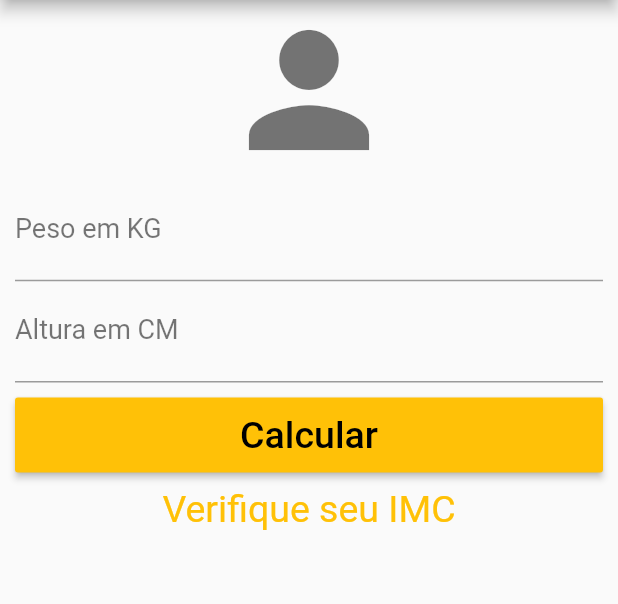
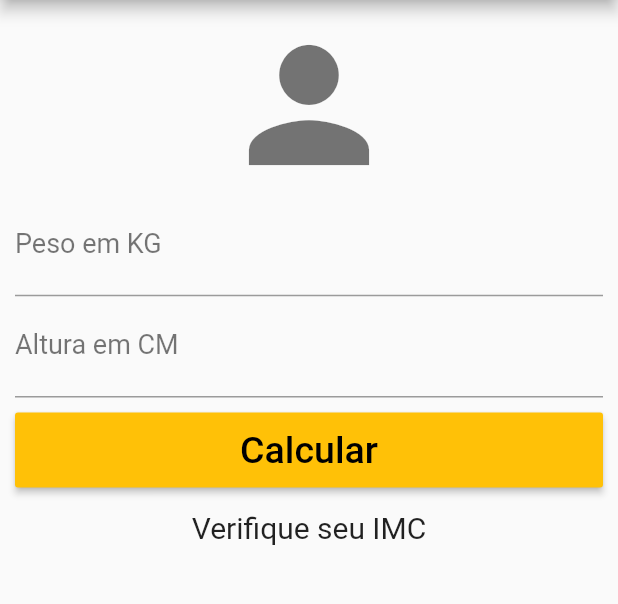
Before and after one commit to ErisvaldoCorreia/calculadora_imc, a Flutter app: the screen it shows after launch, on a phone screen of 412 x 824 dp, the part 84-688 px from its top. Run offline on Flutter 3.47's test engine with Material 2 defaults, Android fonts, the phone set to English and light mode, and no system bars.

Commit message:
Separando Home e Ajustes Visuais

```diff
--- /dev/null
+++ b/lib/home.dart
@@ -0,0 +1,68 @@
+import 'package:flutter/material.dart';
+
+class HomePage extends StatefulWidget {
+  @override
+  _HomePageState createState() => _HomePageState();
+}
+
+class _HomePageState extends State<HomePage> {
+  TextEditingController pesoController = TextEditingController();
+  TextEditingController alturaController = TextEditingController();
+
+  @override
+  Widget build(BuildContext context) {
+    return SingleChildScrollView(
+      padding: EdgeInsets.only(left: 10.0, right: 10.0),
+      child: Column(
+        crossAxisAlignment: CrossAxisAlignment.stretch,
+        children: <Widget>[
+          Padding(
+            padding: EdgeInsets.only(top: 10.0),
+            child: Icon(
+              Icons.person,
+              size: 120,
+              color: Colors.black54,
+            ),
+          ),
+          TextField(
+            keyboardType: TextInputType.number,
+            decoration: InputDecoration(
+                labelText: "Peso em KG",
+                labelStyle: TextStyle(color: Colors.black54, fontSize: 18)),
+            textAlign: TextAlign.center,
+            style: TextStyle(color: Colors.black, fontSize: 22),
+            controller: pesoController,
+          ),
+          TextField(
+            keyboardType: TextInputType.number,
+            decoration: InputDecoration(
+                labelText: "Altura em CM",
+                labelStyle: TextStyle(color: Colors.black54, fontSize: 18)),
+            textAlign: TextAlign.center,
+            style: TextStyle(color: Colors.black, fontSize: 22),
+            controller: alturaController,
+          ),
+          Padding(
+            padding: EdgeInsets.only(top: 10.0, bottom: 15.0),
+            child: Container(
+              height: 50,
+              child: RaisedButton(
+                onPressed: () {},
+                child: Text(
+                  "Calcular",
+                  style: TextStyle(color: Colors.black, fontSize: 25),
+                ),
+                color: Colors.amber,
+              ),
+            ),
+          ),
+          Text(
+            "Verifique seu IMC",
+            textAlign: TextAlign.center,
+            style: TextStyle(color: Colors.black87, fontSize: 20),
+          )
+        ],
+      ),
+    );
+  }
+}
--- a/lib/main.dart
+++ b/lib/main.dart
@@ -1,3 +1,4 @@
+import 'package:calculadoraimc/home.dart';
 import 'package:flutter/material.dart';
 import 'package:flutter/painting.dart';
 
@@ -18,63 +19,27 @@ class _MyAppState extends State<MyApp> {
   Widget build(BuildContext context) {
     return Scaffold(
       appBar: AppBar(
-        title: Text("Calculadora IMC", style: TextStyle(
-          fontSize: 25, color: Colors.black, ),
+        title: Text(
+          "Calculadora IMC",
+          style: TextStyle(
+            fontSize: 25,
+            color: Colors.black,
+          ),
         ),
         centerTitle: true,
         backgroundColor: Colors.amber,
         actions: <Widget>[
           IconButton(
-            icon: Icon(Icons.refresh, size: 25, color: Colors.black,),
-            onPressed: (){},
+            icon: Icon(
+              Icons.refresh,
+              size: 25,
+              color: Colors.black,
+            ),
+            onPressed: () {},
           )
         ],
       ),
-      body: SingleChildScrollView(
-        padding: EdgeInsets.only(left: 10.0, right: 10.0),
-        child: Column(
-          crossAxisAlignment: CrossAxisAlignment.stretch,
-          children: <Widget>[
-            Icon(Icons.person, size: 120, color: Colors.black54,),
-            TextField(
-              keyboardType: TextInputType.number,
-              decoration: InputDecoration(
-                  labelText: "Peso em KG",
-                  labelStyle: TextStyle(color: Colors.black54, fontSize: 18)
-              ),
-              textAlign: TextAlign.center,
-              style: TextStyle(color: Colors.black, fontSize: 22),
-            ),
-            TextField(
-              keyboardType: TextInputType.number,
-              decoration: InputDecoration(
-                  labelText: "Altura em CM",
-                  labelStyle: TextStyle(color: Colors.black54, fontSize: 18)
-              ),
-              textAlign: TextAlign.center,
-              style: TextStyle(color: Colors.black, fontSize: 22),
-            ),
-            Padding(
-              padding: EdgeInsets.only(top: 10.0, bottom: 10.0),
-              child: Container(
-                height: 50,
-                child: RaisedButton(
-                  onPressed: (){},
-                  child: Text("Calcular", style: TextStyle(
-                      color: Colors.black, fontSize: 25),
-                  ),
-                  color: Colors.amber,
-                ),
-              ),
-            ),
-            Text("Verifique seu IMC",
-              textAlign: TextAlign.center,
-              style: TextStyle(
-                  color: Colors.amber, fontSize: 25),
-            )
-          ],
-        ),
-      )
+      body: HomePage(),
     );
   }
 }
```
